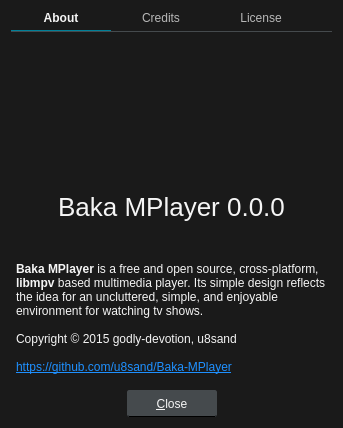
Before: the Qt Designer form src/ui/aboutdialog.ui in u8sand/Baka-MPlayer, drawn with Qt 5.
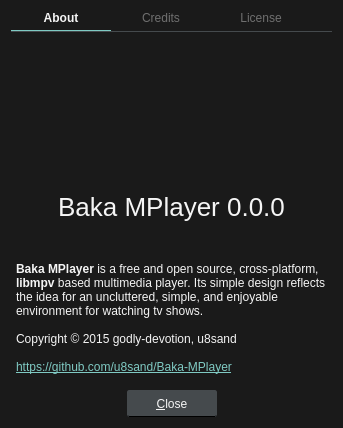
After: the same form once the commit is applied. Icons and pictures are not drawn.

Commit message: Changed primary color & color fixes

```diff
--- a/src/ui/aboutdialog.ui
+++ b/src/ui/aboutdialog.ui
@@ -46,7 +46,7 @@
 QPushButton:disabled {
 	background: transparent;
 	border: 1px solid #454A4D;
-	color: #B8B8B8;
+	color: #6F6F6F;
 }
 
 /* QScrollBar */
@@ -56,7 +56,7 @@
 	width: 6px;
 }
 QScrollBar::handle:vertical {
-	background: #008098;
+	background: #7FCAC3;
 	border-radius: 2px;
 	min-height: 10px;
 }
@@ -66,7 +66,7 @@
 }
 QScrollBar::add-page:vertical,
 QScrollBar::sub-page:vertical  {
-	background: #5A5A5A;
+	background: #383838;
 	margin: 0 2px;
 }
 QScrollBar::up-arrow:vertical,
@@ -75,11 +75,11 @@
 }
 
 QScrollBar:horizontal {
-	padding-top: 1px;
 	height: 6px;
+	padding-top: 1px;
 }
 QScrollBar::handle:horizontal {
-	background: #008098;
+	background: #7FCAC3;
 	border-radius: 2px;
 	min-width: 10px;
 }
@@ -89,7 +89,7 @@
 }
 QScrollBar::add-page:horizontal,
 QScrollBar::sub-page:horizontal {
-	background: #5A5A5A;
+	background: #383838;
 	margin: 2px 0;
 }
 QScrollBar::left-arrow:horizontal,
@@ -116,11 +116,11 @@
 	min-width: 100px;
 }
 QTabBar::tab:selected {
-	border-bottom: 1px solid #008098;
+	border-bottom: 1px solid #7FCAC3;
 	font-weight: bold;
 }
 QTabBar::tab:!selected {
-	color: #B8B8B8;
+	color: #6F6F6F;
 	font-weight: normal;
 	margin-bottom: 1px;
 }</string>
@@ -193,7 +193,7 @@
        <item>
         <widget class="QLabel" name="infoLabel">
          <property name="text">
-          <string>&lt;html&gt;&lt;head/&gt;&lt;body&gt;&lt;p&gt;&lt;b&gt;Baka MPlayer&lt;/b&gt; is a free and open source, cross-platform, &lt;b&gt;libmpv&lt;/b&gt; based multimedia player. Its simple design reflects the idea for an uncluttered, simple, and enjoyable environment for watching tv shows.&lt;br&gt;&lt;br&gt;Copyright © 2015 godly-devotion, u8sand&lt;br&gt;&lt;br&gt;&lt;a href=&quot;https://github.com/u8sand/Baka-MPlayer&quot;&gt;&lt;span style=&quot; text-decoration: underline; color:dodgerblue;&quot;&gt;https://github.com/u8sand/Baka-MPlayer&lt;/span&gt;&lt;/a&gt;&lt;/p&gt;&lt;/body&gt;&lt;/html&gt;</string>
+          <string>&lt;html&gt;&lt;head/&gt;&lt;body&gt;&lt;p&gt;&lt;b&gt;Baka MPlayer&lt;/b&gt; is a free and open source, cross-platform, &lt;b&gt;libmpv&lt;/b&gt; based multimedia player. Its simple design reflects the idea for an uncluttered, simple, and enjoyable environment for watching tv shows.&lt;br&gt;&lt;br&gt;Copyright © 2015 godly-devotion, u8sand&lt;br&gt;&lt;br&gt;&lt;a href=&quot;https://github.com/u8sand/Baka-MPlayer&quot;&gt;&lt;span style=&quot; text-decoration: underline; color:#7FCAC3;&quot;&gt;https://github.com/u8sand/Baka-MPlayer&lt;/span&gt;&lt;/a&gt;&lt;/p&gt;&lt;/body&gt;&lt;/html&gt;</string>
          </property>
          <property name="alignment">
           <set>Qt::AlignLeading|Qt::AlignLeft|Qt::AlignTop</set>
```
Left out of the diff: 2 changed lines with no effect on the pictures. The commit also changes 14 other files.
